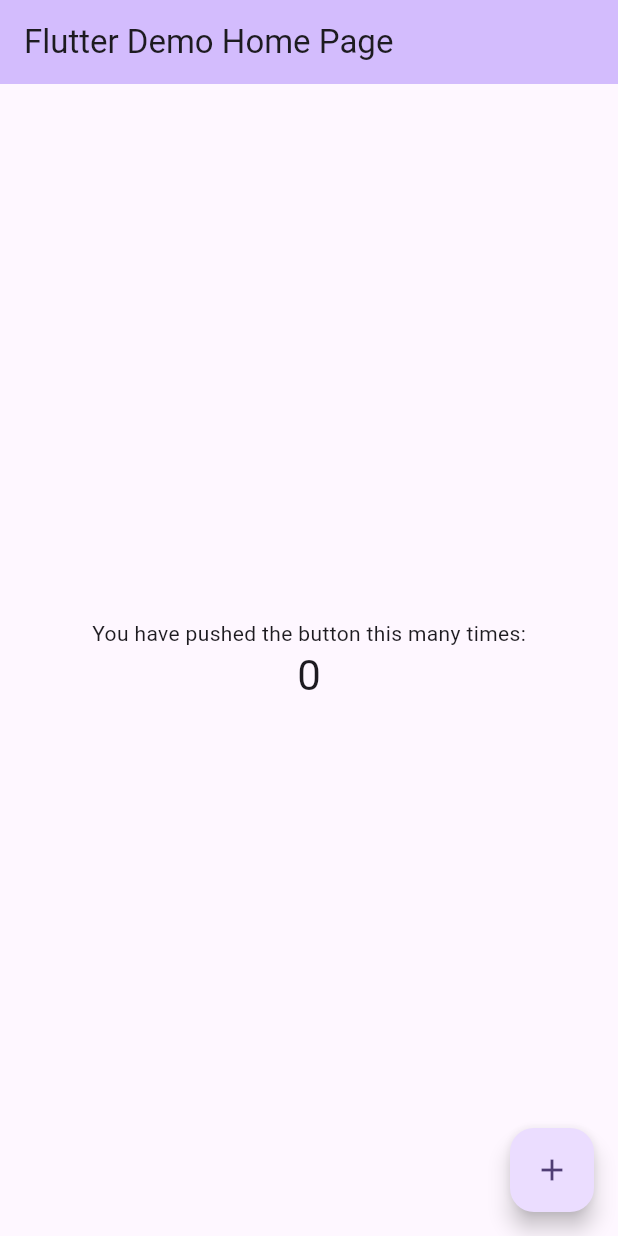
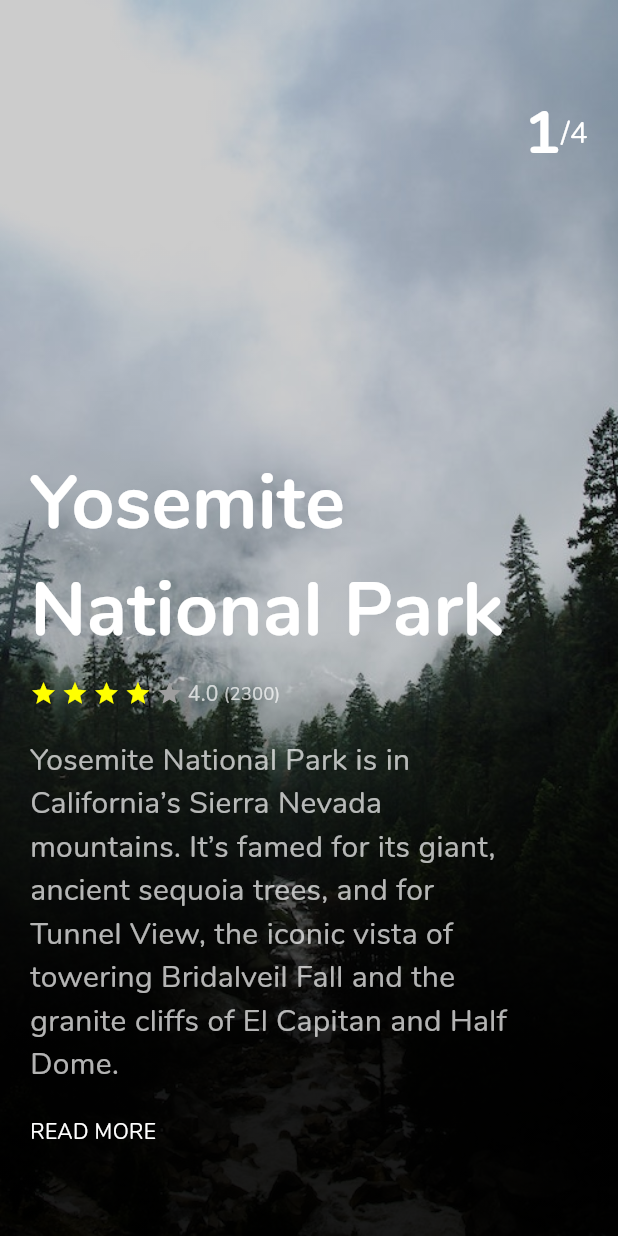
Before and after one commit to Aaditya-Kumar-Mittal/Flutter_UI_Practice, a Flutter app: the screen it shows after launch, on a phone screen of 412 x 824 dp. Run offline on Flutter 3.47's test engine with Material 3 defaults, Android fonts, the phone set to English and light mode, and no system bars.

```diff
--- a/lib/main.dart
+++ b/lib/main.dart
@@ -7,119 +7,210 @@ void main() {
 class MyApp extends StatelessWidget {
   const MyApp({super.key});
 
-  // This widget is the root of your application.
   @override
   Widget build(BuildContext context) {
     return MaterialApp(
-      title: 'Flutter Demo',
+      debugShowCheckedModeBanner: false,
       theme: ThemeData(
-        // This is the theme of your application.
-        //
-        // TRY THIS: Try running your application with "flutter run". You'll see
-        // the application has a purple toolbar. Then, without quitting the app,
-        // try changing the seedColor in the colorScheme below to Colors.green
-        // and then invoke "hot reload" (save your changes or press the "hot
-        // reload" button in a Flutter-supported IDE, or press "r" if you used
-        // the command line to start the app).
-        //
-        // Notice that the counter didn't reset back to zero; the application
-        // state is not lost during the reload. To reset the state, use hot
-        // restart instead.
-        //
-        // This works for code too, not just values: Most code changes can be
-        // tested with just a hot reload.
-        colorScheme: ColorScheme.fromSeed(seedColor: Colors.deepPurple),
-        useMaterial3: true,
+        fontFamily: 'Nunito',
       ),
-      home: const MyHomePage(title: 'Flutter Demo Home Page'),
+      home: const HomePage(),
     );
   }
 }
 
-class MyHomePage extends StatefulWidget {
-  const MyHomePage({super.key, required this.title});
-
-  // This widget is the home page of your application. It is stateful, meaning
-  // that it has a State object (defined below) that contains fields that affect
-  // how it looks.
-
-  // This class is the configuration for the state. It holds the values (in this
-  // case the title) provided by the parent (in this case the App widget) and
-  // used by the build method of the State. Fields in a Widget subclass are
-  // always marked "final".
-
-  final String title;
+class HomePage extends StatefulWidget {
+  const HomePage({super.key});
 
   @override
-  State<MyHomePage> createState() => _MyHomePageState();
+  State<HomePage> createState() => _HomePageState();
 }
 
-class _MyHomePageState extends State<MyHomePage> {
-  int _counter = 0;
+class _HomePageState extends State<HomePage> {
+  final PageController _pageController = PageController(initialPage: 0);
 
-  void _incrementCounter() {
-    setState(() {
-      // This call to setState tells the Flutter framework that something has
-      // changed in this State, which causes it to rerun the build method below
-      // so that the display can reflect the updated values. If we changed
-      // _counter without calling setState(), then the build method would not be
-      // called again, and so nothing would appear to happen.
-      _counter++;
-    });
+  @override
+  void initState() {
+    super.initState();
   }
 
   @override
   Widget build(BuildContext context) {
-    // This method is rerun every time setState is called, for instance as done
-    // by the _incrementCounter method above.
-    //
-    // The Flutter framework has been optimized to make rerunning build methods
-    // fast, so that you can just rebuild anything that needs updating rather
-    // than having to individually change instances of widgets.
     return Scaffold(
-      appBar: AppBar(
-        // TRY THIS: Try changing the color here to a specific color (to
-        // Colors.amber, perhaps?) and trigger a hot reload to see the AppBar
-        // change color while the other colors stay the same.
-        backgroundColor: Theme.of(context).colorScheme.inversePrimary,
-        // Here we take the value from the MyHomePage object that was created by
-        // the App.build method, and use it to set our appbar title.
-        title: Text(widget.title),
+      body: PageView(
+        controller: _pageController,
+        children: <Widget>[
+          makePage(
+              image: 'assets/images/one.jpg',
+              pageNumber: 1,
+              title: 'Yosemite National Park',
+              description:
+                  'Yosemite National Park is in California’s Sierra Nevada mountains. It’s famed for its giant, ancient sequoia trees, and for Tunnel View, the iconic vista of towering Bridalveil Fall and the granite cliffs of El Capitan and Half Dome.'),
+          makePage(
+              image: 'assets/images/two.jpg',
+              pageNumber: 2,
+              title: 'Golden Gate Bridge',
+              description:
+                  'The Golden Gate Bridge is a suspension bridge spanning the Golden Gate, the one-mile-wide strait connecting San Francisco Bay and the Pacific Ocean.'),
+          makePage(
+              image: 'assets/images/three.jpg',
+              pageNumber: 3,
+              title: 'Sedona',
+              description:
+                  "Sedona is regularly described as one of America's most beautiful places. Nowhere else will you find a landscape as dramatically colorful."),
+          makePage(
+              image: 'assets/images/four.jpg',
+              pageNumber: 4,
+              title: 'Savannah',
+              description:
+                  "Savannah, with its Spanish moss, Southern accents and creepy graveyards, is a lot like Charleston, South Carolina. But this city about 100 miles to the south has an eccentric streak."),
+        ],
       ),
-      body: Center(
-        // Center is a layout widget. It takes a single child and positions it
-        // in the middle of the parent.
+    );
+  }
+
+  Widget makePage(
+      {required String image,
+      required int pageNumber,
+      required String title,
+      required String description}) {
+    return Container(
+      decoration: BoxDecoration(
+        image: DecorationImage(
+          fit: BoxFit.cover,
+          image: AssetImage(image),
+        ),
+      ),
+      child: Container(
+        decoration: BoxDecoration(
+          gradient: LinearGradient(
+            begin: Alignment.bottomRight,
+            stops: const [0.3, 0.9],
+            colors: [
+              Colors.black.withOpacity(.9),
+              Colors.black.withOpacity(.2),
+            ],
+          ),
+        ),
+        child: Padding(
+          padding: const EdgeInsets.all(20),
           child: Column(
-          // Column is also a layout widget. It takes a list of children and
-          // arranges them vertically. By default, it sizes itself to fit its
-          // children horizontally, and tries to be as tall as its parent.
-          //
-          // Column has various properties to control how it sizes itself and
-          // how it positions its children. Here we use mainAxisAlignment to
-          // center the children vertically; the main axis here is the vertical
-          // axis because Columns are vertical (the cross axis would be
-          // horizontal).
-          //
-          // TRY THIS: Invoke "debug painting" (choose the "Toggle Debug Paint"
-          // action in the IDE, or press "p" in the console), to see the
-          // wireframe for each widget.
-          mainAxisAlignment: MainAxisAlignment.center,
+            crossAxisAlignment: CrossAxisAlignment.start,
+            children: [
+              const SizedBox(
+                height: 40,
+              ),
+              Row(
+                mainAxisAlignment: MainAxisAlignment.end,
                 children: <Widget>[
+                  Text(
+                    '$pageNumber',
+                    style: const TextStyle(
+                      color: Colors.white,
+                      fontSize: 40,
+                      fontWeight: FontWeight.bold,
+                    ),
+                  ),
                   const Text(
-              'You have pushed the button this many times:',
+                    '/4',
+                    style: TextStyle(
+                      color: Colors.white,
+                      fontSize: 20,
                     ),
+                  ),
+                ],
+              ),
+              const Spacer(),
               Text(
-              '$_counter',
-              style: Theme.of(context).textTheme.headlineMedium,
+                title,
+                style: const TextStyle(
+                  color: Colors.white,
+                  fontSize: 50,
+                  fontWeight: FontWeight.bold,
+                ),
+              ),
+              const SizedBox(
+                height: 10,
+              ),
+              Row(
+                children: <Widget>[
+                  Container(
+                    margin: const EdgeInsets.only(right: 3),
+                    child: const Icon(
+                      Icons.star,
+                      color: Colors.yellowAccent,
+                      size: 18,
+                    ),
+                  ),
+                  Container(
+                    margin: const EdgeInsets.only(right: 3),
+                    child: const Icon(
+                      Icons.star,
+                      color: Colors.yellowAccent,
+                      size: 18,
+                    ),
+                  ),
+                  Container(
+                    margin: const EdgeInsets.only(right: 3),
+                    child: const Icon(
+                      Icons.star,
+                      color: Colors.yellowAccent,
+                      size: 18,
+                    ),
+                  ),
+                  Container(
+                    margin: const EdgeInsets.only(right: 3),
+                    child: const Icon(
+                      Icons.star,
+                      color: Colors.yellowAccent,
+                      size: 18,
+                    ),
+                  ),
+                  Container(
+                    margin: const EdgeInsets.only(right: 3),
+                    child: const Icon(
+                      Icons.star,
+                      color: Colors.grey,
+                      size: 18,
+                    ),
+                  ),
+                  const Text(
+                    '4.0',
+                    style: TextStyle(
+                      color: Colors.white70,
+                    ),
+                  ),
+                  const Text(
+                    ' (2300)',
+                    style: TextStyle(color: Colors.white70, fontSize: 12),
+                  ),
+                ],
+              ),
+              const SizedBox(
+                height: 20,
+              ),
+              Padding(
+                padding: const EdgeInsets.only(right: 50),
+                child: Text(
+                  description,
+                  style: TextStyle(
+                      color: Colors.white.withOpacity(.7), fontSize: 20),
+                ),
+              ),
+              const SizedBox(
+                height: 20,
+              ),
+              const Text(
+                'READ MORE',
+                style: TextStyle(color: Colors.white),
+              ),
+              const SizedBox(
+                height: 40,
               ),
             ],
           ),
         ),
-      floatingActionButton: FloatingActionButton(
-        onPressed: _incrementCounter,
-        tooltip: 'Increment',
-        child: const Icon(Icons.add),
-      ), // This trailing comma makes auto-formatting nicer for build methods.
+      ),
     );
   }
 }
```
Also changed, not shown: pubspec.yaml (+14 -69 lines), assets/fonts/Nunito-Black.ttf (added), assets/fonts/Nunito-Bold.ttf (added), assets/fonts/Nunito-Regular.ttf (added), assets/images/four.jpg (added), assets/images/one.jpg (added), assets/images/three.jpg (added), assets/images/two.jpg (added), pubspec.lock, 5 other files. Lines whose indentation alone changed are shown as unchanged.
